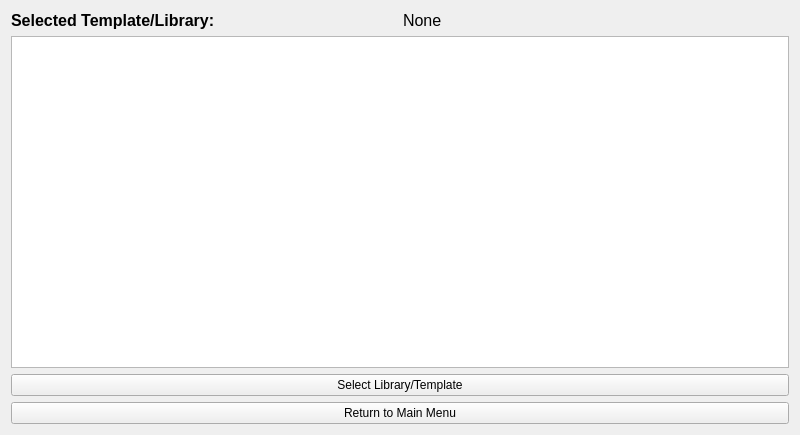
The window that editLibrary.ui (PhilCuster/Dungeon_Journal) describes before a commit, drawn with Qt 5.
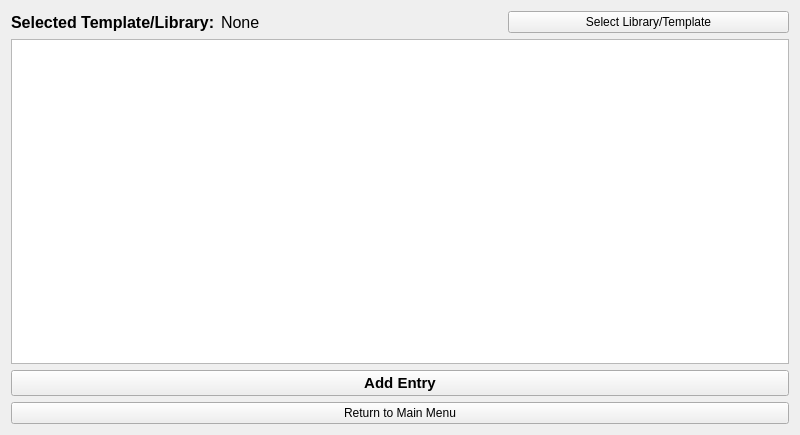
The same window after the commit.

Commit message: Fully implemented adding to library...

What changed in the file:
```diff
--- a/editLibrary.ui
+++ b/editLibrary.ui
@@ -20,6 +20,12 @@
       <layout class="QHBoxLayout" name="horizontalLayout">
        <item>
         <widget class="QLabel" name="label">
+         <property name="sizePolicy">
+          <sizepolicy hsizetype="Fixed" vsizetype="Preferred">
+           <horstretch>0</horstretch>
+           <verstretch>0</verstretch>
+          </sizepolicy>
+         </property>
          <property name="font">
           <font>
            <pointsize>12</pointsize>
@@ -44,15 +50,29 @@
          </property>
         </widget>
        </item>
+       <item>
+        <widget class="QPushButton" name="selectTemplateButton">
+         <property name="text">
+          <string>Select Library/Template</string>
+         </property>
+        </widget>
+       </item>
       </layout>
      </item>
      <item>
       <widget class="QTableWidget" name="tableWidget"/>
      </item>
      <item>
-      <widget class="QPushButton" name="selectTemplateButton">
+      <widget class="QPushButton" name="addButton">
+       <property name="font">
+        <font>
+         <pointsize>11</pointsize>
+         <weight>75</weight>
+         <bold>true</bold>
+        </font>
+       </property>
        <property name="text">
-        <string>Select Library/Template</string>
+        <string>Add Entry</string>
        </property>
       </widget>
      </item>
```
The commit also changes 2 other files.
